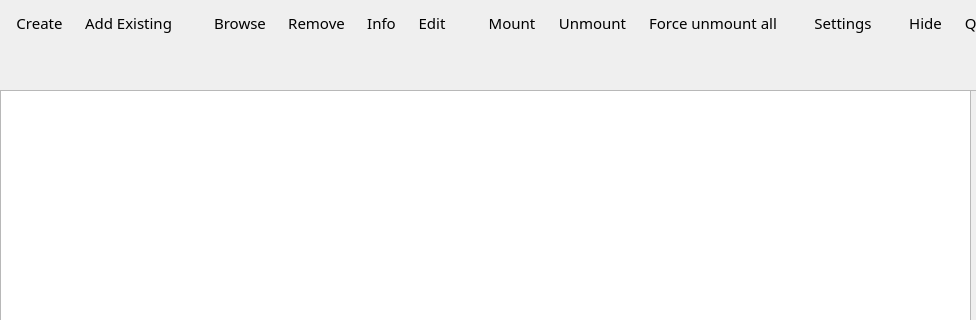
This is encfsgui_main.ui in corelan/pyencfsgui as Qt 5 draws it before an edit; both pictures show x 0 to 976 and y 0 to 320 of the 976 by 462 pixel window. The edited form follows.
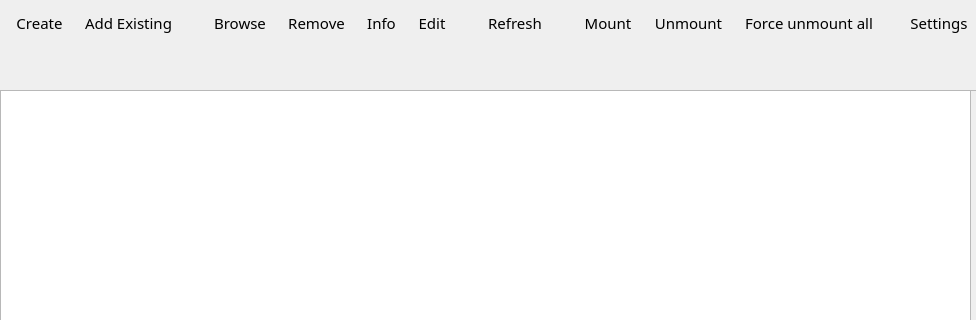
This is the edited form. Icons and pictures are not drawn.

```diff
--- a/encfsgui_main.ui
+++ b/encfsgui_main.ui
@@ -332,6 +332,51 @@
       </property>
      </spacer>
     </item>
+    <item>
+     <widget class="QToolButton" name="btn_refreshVolumes">
+      <property name="font">
+       <font>
+        <family>Trebuchet MS</family>
+        <pointsize>11</pointsize>
+       </font>
+      </property>
+      <property name="text">
+       <string>Refresh</string>
+      </property>
+      <property name="icon">
+       <iconset>
+        <normaloff>bitmaps/refresh.png</normaloff>bitmaps/refresh.png</iconset>
+      </property>
+      <property name="iconSize">
+       <size>
+        <width>32</width>
+        <height>32</height>
+       </size>
+      </property>
+      <property name="toolButtonStyle">
+       <enum>Qt::ToolButtonTextUnderIcon</enum>
+      </property>
+      <property name="autoRaise">
+       <bool>true</bool>
+      </property>
+     </widget>
+    </item>
+    <item>
+     <spacer name="horizontalSpacer_5">
+      <property name="orientation">
+       <enum>Qt::Horizontal</enum>
+      </property>
+      <property name="sizeType">
+       <enum>QSizePolicy::Fixed</enum>
+      </property>
+      <property name="sizeHint" stdset="0">
+       <size>
+        <width>20</width>
+        <height>20</height>
+       </size>
+      </property>
+     </spacer>
+    </item>
     <item>
      <widget class="QToolButton" name="btn_mountVolume">
       <property name="font">
```
